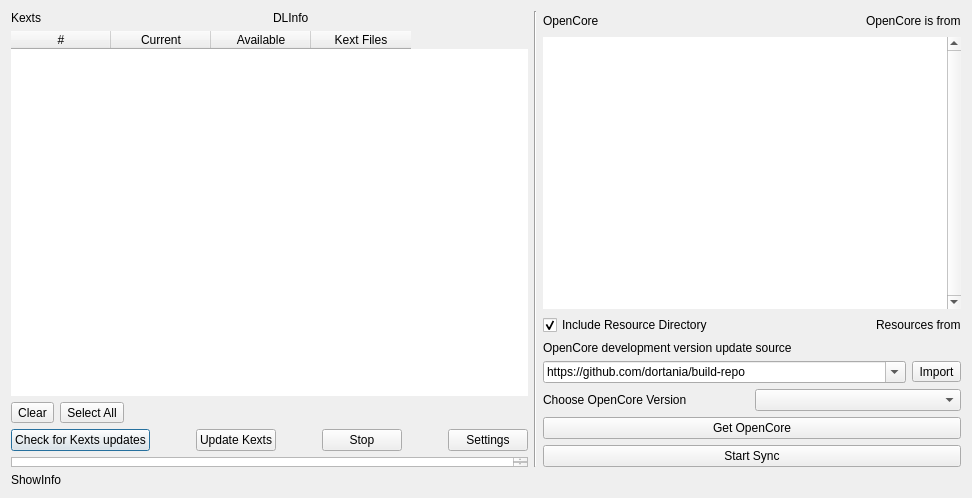
ic005k/OCAuxiliaryTools, file syncocdialog.ui: the form before one commit.
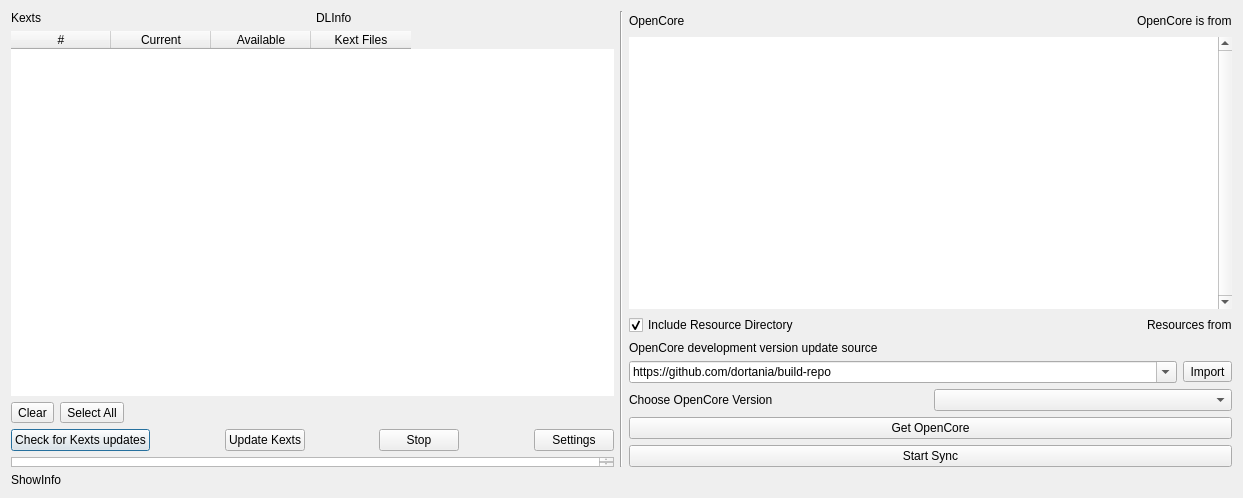
The form after the commit.

```diff
--- a/syncocdialog.ui
+++ b/syncocdialog.ui
@@ -6,7 +6,7 @@
    <rect>
     <x>0</x>
     <y>0</y>
-    <width>972</width>
+    <width>1243</width>
     <height>498</height>
    </rect>
   </property>
```
